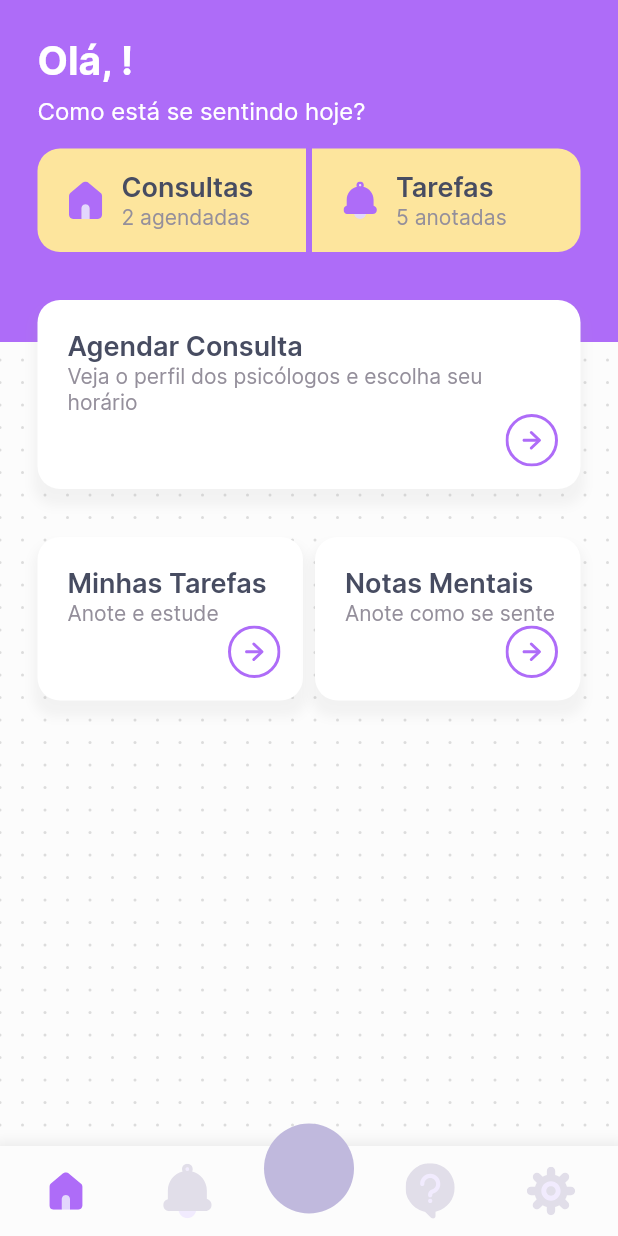
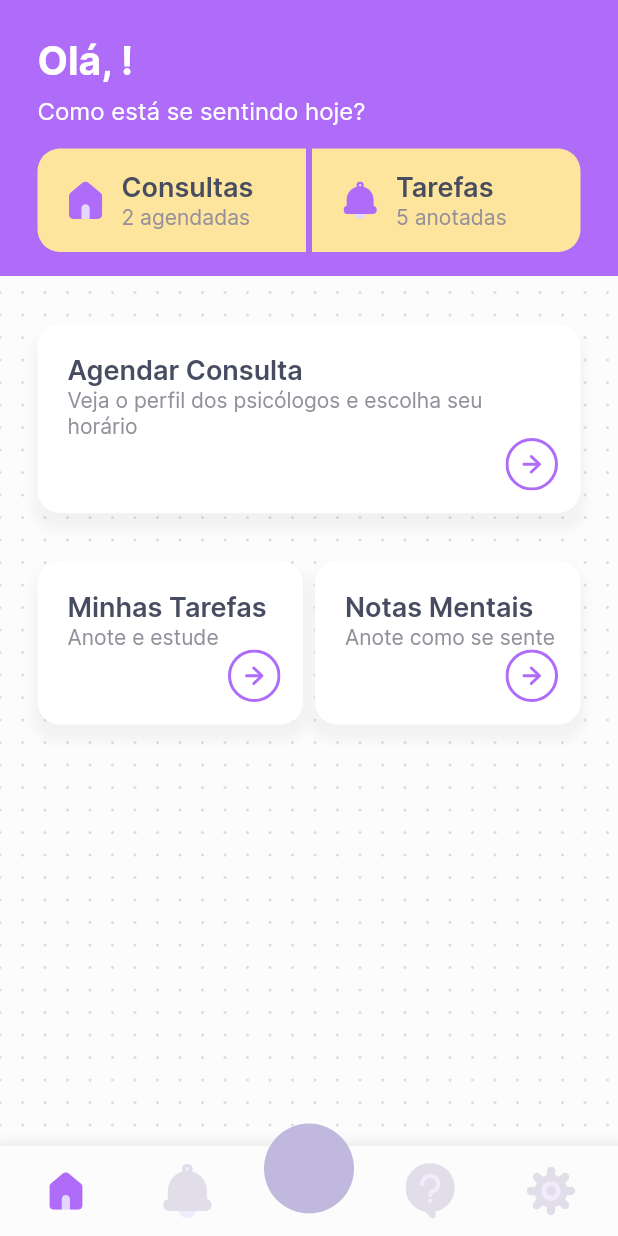
Before and after one commit to morisoinc/intra, a Flutter app: the Main screen opened directly, on a phone screen of 412 x 824 dp. Run offline on Flutter 3.47's test engine with Material 2 defaults, Android fonts, the phone set to English and light mode, and no system bars; our stand-ins replace bloc, cloud_firestore, equatable, firebase_auth, firebase_core, flutter_bloc and 4 more; missing offline and left inert: flutter_cubit, pedantic; accounts and stored records are empty.

Commit message:
making the intraheader a statefulwidget so we can get the height dinamically

```diff
--- a/lib/screens/home/view/home_content.dart
+++ b/lib/screens/home/view/home_content.dart
@@ -17,18 +17,28 @@ class HomeContent extends StatelessWidget {
       builder: (context, state) {
         return IntraContainer(
           Column(crossAxisAlignment: CrossAxisAlignment.start, children: [
-                IntraSubpageTitleText('Olá, ' + state.userName + '!', color: white1),
+            IntraSubpageTitleText(
+              'Olá, ' + state.userName + '!',
+              color: white1,
+            ),
             SizedBox(height: 8),
-                IntraPageSubtitleText('Como está se sentindo hoje?', color: white1),
+            IntraPageSubtitleText(
+              'Como está se sentindo hoje?',
+              color: white1,
+            ),
             SizedBox(height: 16),
             IntraSplitPillButton(
-                    'Consultas', '2 agendadas', 'Tarefas', '5 anotadas'),
-                SizedBox(height: 32),
+              'Consultas',
+              '2 agendadas',
+              'Tarefas',
+              '5 anotadas',
+            ),
+            SizedBox(height: 16),
           ]),
-              Expanded(
-                child: Column(
+          Column(
             crossAxisAlignment: CrossAxisAlignment.start,
             children: [
+              SizedBox(height: 32),
               IntraBigMainButton(
                 'Agendar Consulta',
                 'Veja o perfil dos psicólogos e escolha seu horário',
@@ -39,19 +49,26 @@ class HomeContent extends StatelessWidget {
                 children: [
                   Expanded(
                     child: IntraBigMainButton(
-                              'Minhas Tarefas', 'Anote e estude', null),
+                      'Minhas Tarefas',
+                      'Anote e estude',
+                      null,
+                    ),
                   ),
                   SizedBox(width: 8),
                   Expanded(
                     child: IntraBigMainButton(
-                              'Notas Mentais', 'Anote como se sente', null),
+                      'Notas Mentais',
+                      'Anote como se sente',
+                      null,
+                    ),
                   ),
                 ],
               ),
             ],
           ),
-              ));
-        });
+        );
+      },
+    );
   }
 
   _openScheduleSession(BuildContext context) {
--- a/lib/widgets/base_screen_widget/IntraHeader.dart
+++ b/lib/widgets/base_screen_widget/IntraHeader.dart
@@ -1,29 +1,60 @@
+import 'dart:ui';
+
 import 'package:flutter/material.dart';
 
 import '../../theme.dart';
 
-class IntraHeader extends StatelessWidget {
+class IntraHeader extends StatefulWidget {
   final bool showCurvedBackground;
   final Widget child;
 
   IntraHeader(this.showCurvedBackground, this.child);
 
   @override
+  State createState() => _IntraHeaderState(showCurvedBackground, child);
+}
+
+class _IntraHeaderState extends State<IntraHeader> {
+  final GlobalKey _headerKey = GlobalKey();
+
+  final bool showCurvedBackground;
+  final Widget child;
+
+  Size headerSize = Size(0, 0);
+
+  _IntraHeaderState(this.showCurvedBackground, this.child);
+
+  @override
+  void initState() {
+    super.initState();
+    WidgetsBinding.instance.addPostFrameCallback((_) => (getHeaderSize()));
+  }
+
+  getHeaderSize() {
+    RenderBox _header = _headerKey.currentContext.findRenderObject();
+    headerSize = _header.size;
+    setState(() {});
+  }
+
+  @override
   Widget build(BuildContext context) {
     return Container(
-      child: !showCurvedBackground ? child : CustomPaint(
-        painter: CurvedBackground(MediaQuery.of(context).size.height, 228),
-        child: child,
-      ),
+      child: !showCurvedBackground
+          ? child
+          : Container(
+              key: _headerKey,
+              child: CustomPaint(
+                painter: CurvedBackground(
+                    headerSize.height, MediaQuery.of(context).size.width),
+                child: child,
+              ),
+            ),
     );
   }
 }
 
-
 class CurvedBackground extends CustomPainter {
-
-  static final brush = Paint()
-    ..color = purple4;
+  static final brush = Paint()..color = purple4;
 
   final double height;
   final double width;
@@ -32,10 +63,10 @@ class CurvedBackground extends CustomPainter {
 
   @override
   void paint(Canvas canvas, Size size) {
-    Rect rect = Rect.fromPoints(Offset.zero, Offset(height, width));
+    Rect rect = Rect.fromPoints(Offset.zero, Offset(width, height));
     canvas.drawRect(rect, brush);
   }
 
   @override
-  bool shouldRepaint(CustomPainter oldDelegate) => false;
+  bool shouldRepaint(CustomPainter oldDelegate) => true;
 }
```
Lines whose indentation alone changed are shown as unchanged.
